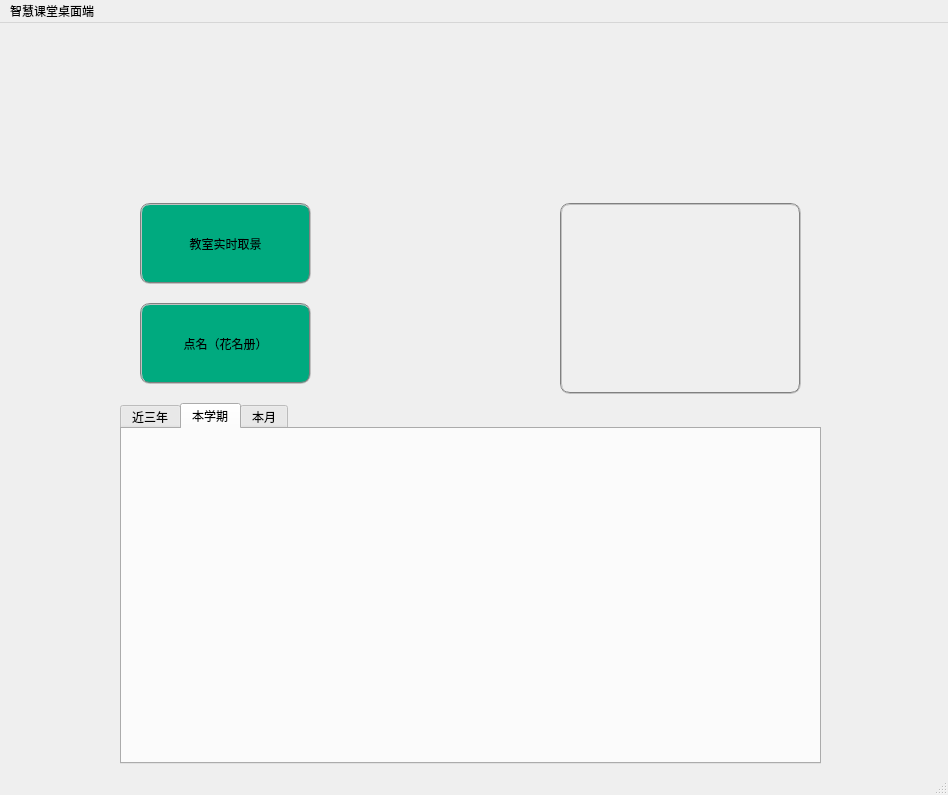
Before: the Qt Designer form mainwindow.ui in ClassAir/QT, drawn with Qt 5.
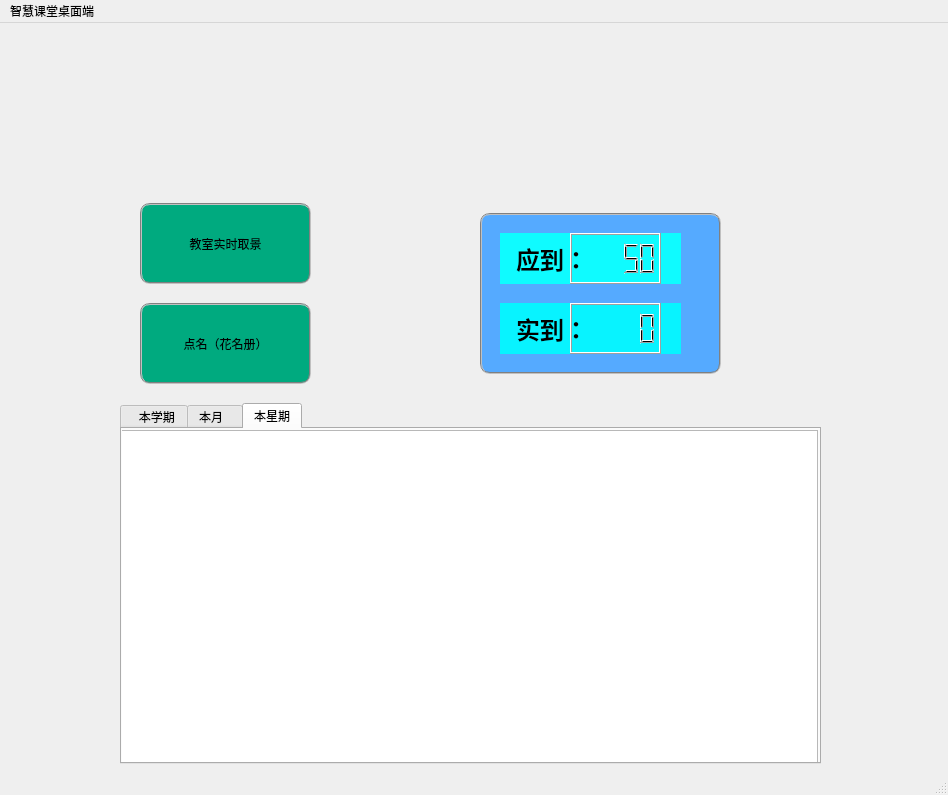
After: the same form once the commit is applied. The open tabs and pages were chosen to show the change. Icons and pictures are not drawn. Custom widgets are drawn as their Qt base class.

Patch:
```diff
--- a/mainwindow.ui
+++ b/mainwindow.ui
@@ -30,29 +30,6 @@
      <string/>
     </property>
    </widget>
-   <widget class="QWidget" name="verticalLayoutWidget">
-    <property name="geometry">
-     <rect>
-      <x>560</x>
-      <y>180</y>
-      <width>241</width>
-      <height>191</height>
-     </rect>
-    </property>
-    <layout class="QVBoxLayout" name="verticalLayout">
-     <item>
-      <widget class="QLabel" name="label_2">
-       <property name="styleSheet">
-        <string notr="true">border-image: url(:/images/QQ截图3.png);
-border:2px groove gray;border-radius:10px;padding:2px 4px;</string>
-       </property>
-       <property name="text">
-        <string/>
-       </property>
-      </widget>
-     </item>
-    </layout>
-   </widget>
    <widget class="QPushButton" name="pushButton">
     <property name="geometry">
      <rect>
@@ -103,36 +80,182 @@
     </property>
     <widget class="QWidget" name="tab">
      <attribute name="title">
-      <string>近三年</string>
+      <string>  本学期</string>
      </attribute>
-    </widget>
-    <widget class="QWidget" name="tab_3">
-     <attribute name="title">
-      <string>本学期</string>
-     </attribute>
-     <widget class="QLabel" name="label_3">
+     <widget class="QtCharts::QChartView" name="graphicsView3">
       <property name="geometry">
        <rect>
-        <x>30</x>
-        <y>10</y>
-        <width>631</width>
-        <height>311</height>
+        <x>0</x>
+        <y>0</y>
+        <width>691</width>
+        <height>331</height>
        </rect>
       </property>
-      <property name="styleSheet">
-       <string notr="true">border-image: url(:/images/QQ截图4.png);</string>
-      </property>
-      <property name="text">
-       <string/>
-      </property>
      </widget>
     </widget>
     <widget class="QWidget" name="tab_2">
      <attribute name="title">
-      <string>本月</string>
+      <string>本月  </string>
      </attribute>
     </widget>
+    <widget class="QWidget" name="tab_3">
+     <attribute name="title">
+      <string>本星期</string>
+     </attribute>
+     <widget class="QtCharts::QChartView" name="graphicsView1">
+      <property name="geometry">
+       <rect>
+        <x>-5</x>
+        <y>1</y>
+        <width>701</width>
+        <height>341</height>
+       </rect>
+      </property>
+     </widget>
+    </widget>
    </widget>
+   <widget class="QLabel" name="label">
+    <property name="geometry">
+     <rect>
+      <x>570</x>
+      <y>350</y>
+      <width>271</width>
+      <height>51</height>
+     </rect>
+    </property>
+    <property name="text">
+     <string/>
+    </property>
+   </widget>
+   <widget class="QLCDNumber" name="lcdNumber">
+    <property name="geometry">
+     <rect>
+      <x>570</x>
+      <y>210</y>
+      <width>91</width>
+      <height>51</height>
+     </rect>
+    </property>
+    <property name="smallDecimalPoint">
+     <bool>false</bool>
+    </property>
+    <property name="intValue" stdset="0">
+     <number>50</number>
+    </property>
+   </widget>
+   <widget class="QLabel" name="label_3">
+    <property name="geometry">
+     <rect>
+      <x>510</x>
+      <y>200</y>
+      <width>91</width>
+      <height>71</height>
+     </rect>
+    </property>
+    <property name="font">
+     <font>
+      <family>微软雅黑</family>
+      <pointsize>18</pointsize>
+      <weight>75</weight>
+      <bold>true</bold>
+     </font>
+    </property>
+    <property name="text">
+     <string> 应到：</string>
+    </property>
+   </widget>
+   <widget class="QLabel" name="label_4">
+    <property name="geometry">
+     <rect>
+      <x>510</x>
+      <y>290</y>
+      <width>211</width>
+      <height>31</height>
+     </rect>
+    </property>
+    <property name="font">
+     <font>
+      <family>微软雅黑</family>
+      <pointsize>18</pointsize>
+      <weight>75</weight>
+      <bold>true</bold>
+     </font>
+    </property>
+    <property name="text">
+     <string> 实到：</string>
+    </property>
+   </widget>
+   <widget class="QLCDNumber" name="lcdNumber_2">
+    <property name="geometry">
+     <rect>
+      <x>570</x>
+      <y>280</y>
+      <width>91</width>
+      <height>51</height>
+     </rect>
+    </property>
+   </widget>
+   <widget class="QLabel" name="label_2">
+    <property name="geometry">
+     <rect>
+      <x>500</x>
+      <y>210</y>
+      <width>181</width>
+      <height>51</height>
+     </rect>
+    </property>
+    <property name="styleSheet">
+     <string notr="true">background-color: rgb(15, 251, 255);</string>
+    </property>
+    <property name="text">
+     <string/>
+    </property>
+   </widget>
+   <widget class="QLabel" name="label_5">
+    <property name="geometry">
+     <rect>
+      <x>500</x>
+      <y>280</y>
+      <width>181</width>
+      <height>51</height>
+     </rect>
+    </property>
+    <property name="styleSheet">
+     <string notr="true">background-color: rgb(8, 243, 255);</string>
+    </property>
+    <property name="text">
+     <string/>
+    </property>
+   </widget>
+   <widget class="QLabel" name="label_6">
+    <property name="geometry">
+     <rect>
+      <x>480</x>
+      <y>190</y>
+      <width>241</width>
+      <height>161</height>
+     </rect>
+    </property>
+    <property name="styleSheet">
+     <string notr="true">background-color: rgb(85, 170, 255);
+border:2px groove gray;border-radius:10px;padding:2px 4px;</string>
+    </property>
+    <property name="text">
+     <string/>
+    </property>
+   </widget>
+   <zorder>label_6</zorder>
+   <zorder>label_5</zorder>
+   <zorder>label_2</zorder>
+   <zorder>label1</zorder>
+   <zorder>pushButton</zorder>
+   <zorder>pushButton_2</zorder>
+   <zorder>tabWidget</zorder>
+   <zorder>label</zorder>
+   <zorder>lcdNumber</zorder>
+   <zorder>label_3</zorder>
+   <zorder>label_4</zorder>
+   <zorder>lcdNumber_2</zorder>
   </widget>
   <widget class="QMenuBar" name="menubar">
    <property name="geometry">
@@ -153,6 +276,13 @@
   </widget>
   <widget class="QStatusBar" name="statusbar"/>
  </widget>
+ <customwidgets>
+  <customwidget>
+   <class>QtCharts::QChartView</class>
+   <extends>QGraphicsView</extends>
+   <header>qchartview.h</header>
+  </customwidget>
+ </customwidgets>
  <resources/>
  <connections/>
 </ui>
```
Left out of the diff: 16 changed lines with no effect on the pictures.
